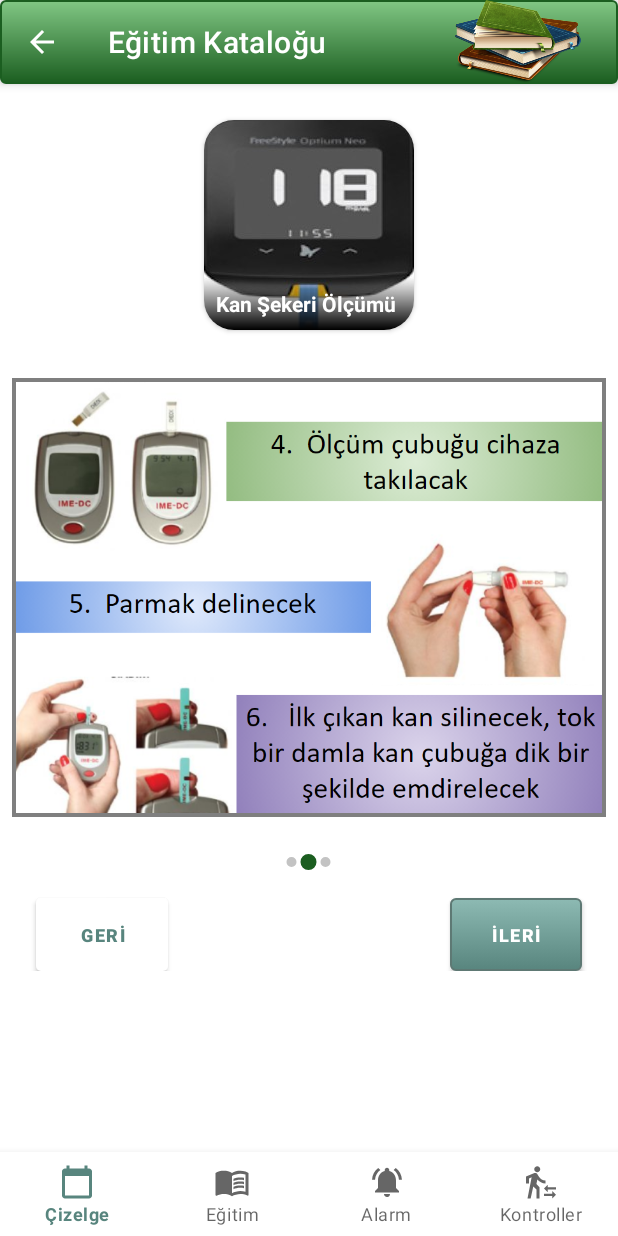
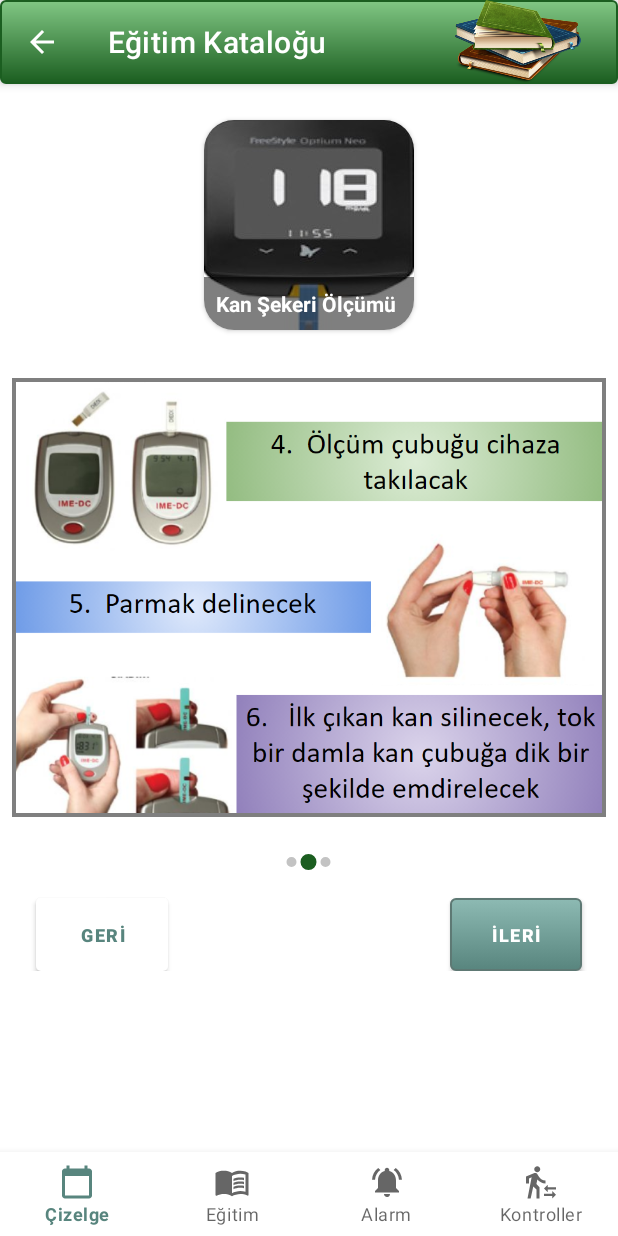
Before and after one commit to Veisy/Sugaria, an Android app: the CatalogDetailFragment screen opened through its navigation route, tab 2 chosen, on a phone screen of 412 x 824 dp. Run offline under Robolectric (Android 15) with nearby library versions, the phone set to English and light mode, and no system bars; our stand-ins replace navigation-ui.

Commit message:
Revert "Catalog item text background is changed to a black gradient."
This reverts commit 69e21387

```diff
--- a/app/src/main/res/drawable/background_catalog_item_text.xml
+++ /dev/null
@@ -1,9 +0,0 @@
-<?xml version="1.0" encoding="utf-8"?>
-<shape xmlns:android="http://schemas.android.com/apk/res/android"
-    android:shape="rectangle">
-
-    <gradient
-        android:angle="270"
-        android:endColor="#000"
-        android:startColor="#00FFFFFF" />
-</shape>
--- a/app/src/main/res/drawable/image_frame.xml
+++ b/app/src/main/res/drawable/image_frame.xml
@@ -4,7 +4,7 @@
     android:shape="rectangle">
     <stroke
         android:width="3dp"
-        android:color="@color/colorGreyFrame"/>
+        android:color="@color/colorCatalogItemTitleBackground"/>
     <padding android:left="3dp" android:top="3dp" android:right="3dp"
         android:bottom="3dp" />
 </shape>
--- a/app/src/main/res/layout/catalog_list_item.xml
+++ b/app/src/main/res/layout/catalog_list_item.xml
@@ -22,7 +22,7 @@
             android:layout_width="match_parent"
             android:layout_height="wrap_content"
             android:layout_alignBottom="@id/imageView_catalogItem"
-            android:background="@drawable/background_catalog_item_text"
+            android:background="@color/colorCatalogItemTitleBackground"
             android:padding="8dp"
             android:textColor="@color/colorWhite"
             android:textStyle="bold" />
--- a/app/src/main/res/layout/fragment_catalog_detail.xml
+++ b/app/src/main/res/layout/fragment_catalog_detail.xml
@@ -14,7 +14,7 @@
         android:elevation="4dp"
         android:minHeight="?attr/actionBarSize"
         android:theme="@style/ThemeOverlay.MaterialComponents.Dark.ActionBar"
-        android:shadowColor="@color/colorGreyFrame"
+        android:shadowColor="@color/colorCatalogItemTitleBackground"
         android:shadowDx="3"
         android:shadowDy="3"
         android:shadowRadius="1"
--- a/app/src/main/res/layout/fragment_chart_detail.xml
+++ b/app/src/main/res/layout/fragment_chart_detail.xml
@@ -14,7 +14,7 @@
         android:elevation="4dp"
         android:minHeight="?attr/actionBarSize"
         android:theme="@style/ThemeOverlay.MaterialComponents.Dark.ActionBar"
-        android:shadowColor="@color/colorGreyFrame"
+        android:shadowColor="@color/colorCatalogItemTitleBackground"
         android:shadowDx="3"
         android:shadowDy="3"
         android:shadowRadius="1"
--- a/app/src/main/res/values/colors.xml
+++ b/app/src/main/res/values/colors.xml
@@ -10,7 +10,7 @@
     <color name="colorChartTitleBackground">#BF360C</color>
     <color name="colorAlarmTitleBackground">#004D40</color>
     <color name="colorCheckTitleBackground">#B71C1C</color>
-    <color name="colorGreyFrame">#80000000</color>
+    <color name="colorCatalogItemTitleBackground">#80000000</color>
     <color name="colorGrey">#C3C3C3</color>
     <color name="colorGreyDark">#464646</color>
     <color name="colorGreyLevel1">#323232</color>
```
